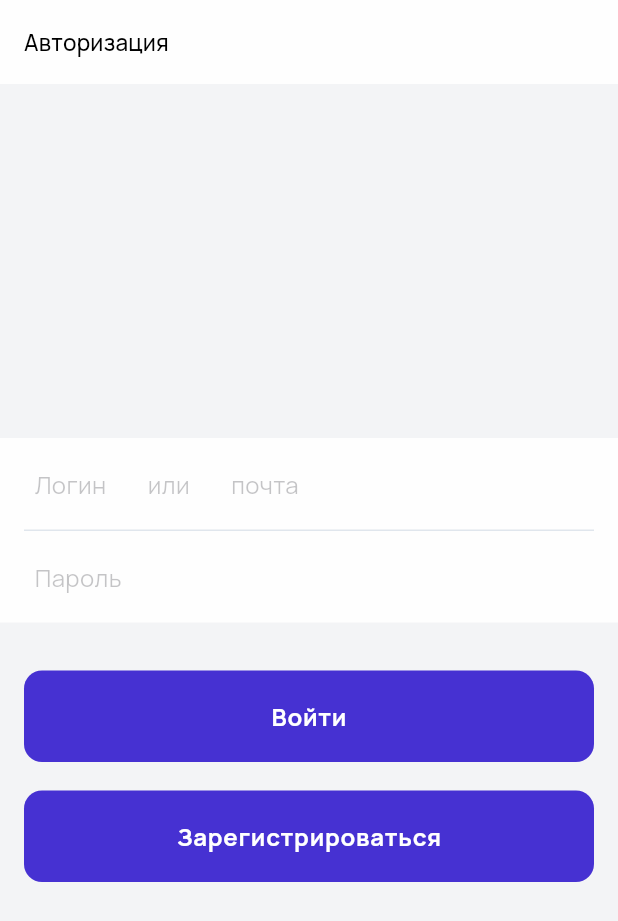
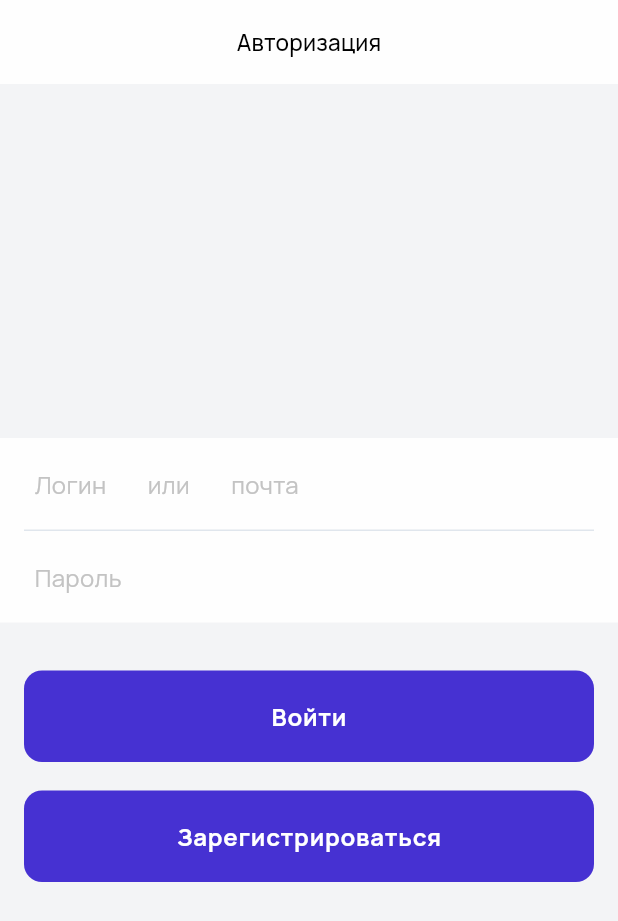
Before and after one commit to almatov1/code-union-task, a Flutter app: the screen it shows after launch, on a phone screen of 412 x 824 dp. Shown: the top 921 px of the screen. Run offline on Flutter 3.47's test engine with Material 3 defaults, Android fonts, the phone set to English and light mode, and no system bars; our stand-ins replace dio, flutter_bloc, flutter_svg, go_router, google_fonts.

```diff
--- a/lib/core/component/theme/colors.dart
+++ b/lib/core/component/theme/colors.dart
@@ -4,6 +4,7 @@ import 'package:flutter/cupertino.dart';
 class StandartColors {
   static Color black = HexColor.getHexColor('#000000');
   static Color white = HexColor.getHexColor('#FFFFFF');
+  static Color grey = HexColor.getHexColor('#C3C3C3');
   static Color approxWhite = HexColor.getHexColor('#FEFEFE');
   static Color approxSolitude = HexColor.getHexColor('#F3F4F6');
   static Color approxSolitudeMinimal = HexColor.getHexColor('#E0E6ED');
--- a/lib/module/authorization/theme/input_field.dart
+++ b/lib/module/authorization/theme/input_field.dart
@@ -1,3 +1,4 @@
+import 'package:code_union_task/core/component/theme/colors.dart';
 import 'package:flutter/cupertino.dart';
 import 'package:flutter/material.dart';
 import 'package:flutter/services.dart';
@@ -22,6 +23,10 @@ class InputField extends StatelessWidget {
       obscureText: obscureText,
       controller: controller,
       placeholder: placeholder,
+      placeholderStyle: Theme.of(context)
+          .textTheme
+          .bodyMedium!
+          .copyWith(color: StandartColors.grey),
       style: Theme.of(context).textTheme.bodyMedium,
     );
   }
--- a/lib/module/shared/theme/standart_appbar.dart
+++ b/lib/module/shared/theme/standart_appbar.dart
@@ -12,6 +12,7 @@ class StandartAppbar extends StatelessWidget implements PreferredSizeWidget {
   Widget build(BuildContext context) {
     return AppBar(
       backgroundColor: StandartColors.approxWhite,
+      centerTitle: true,
       title: Text(
         placeholder,
         style: Theme.of(context).textTheme.titleMedium,
```
Also changed, not shown: 2 other files.
